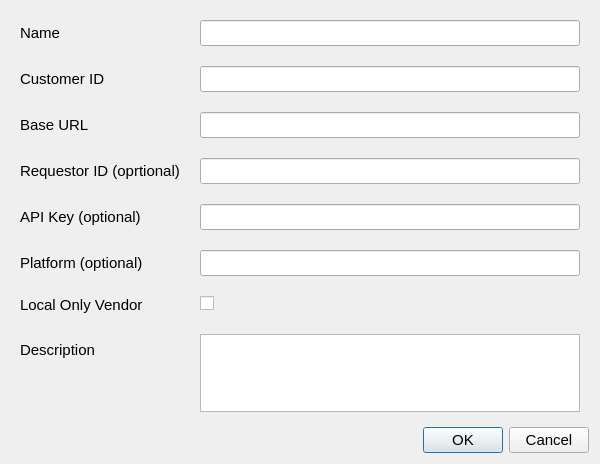
Old version of the form ui/AddVendorDialog.ui in the repository CS-4820-Library-Project/COUNTER-5-Report-Tool-2020-5.0.
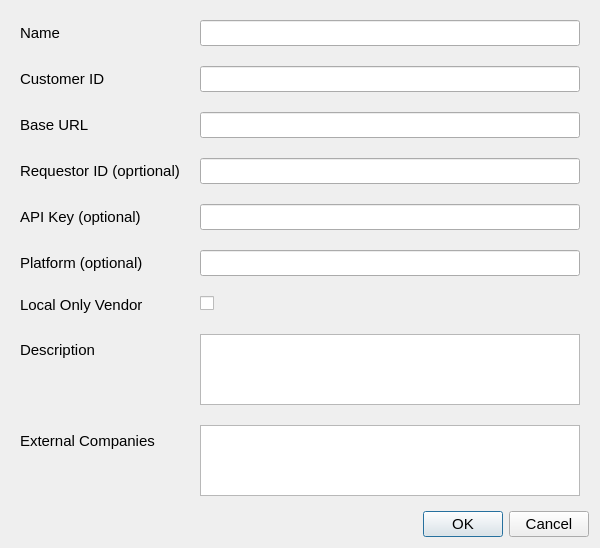
New version of the form.

Diff of the .ui file:
```diff
--- a/ui/AddVendorDialog.ui
+++ b/ui/AddVendorDialog.ui
@@ -7,7 +7,7 @@
     <x>0</x>
     <y>0</y>
     <width>600</width>
-    <height>464</height>
+    <height>548</height>
    </rect>
   </property>
   <property name="font">
@@ -112,6 +112,16 @@
         </property>
        </widget>
       </item>
+      <item row="8" column="1">
+       <widget class="QPlainTextEdit" name="companiesEdit"/>
+      </item>
+      <item row="8" column="0">
+       <widget class="QLabel" name="label_9">
+        <property name="text">
+         <string>External Companies</string>
+        </property>
+       </widget>
+      </item>
      </layout>
     </widget>
    </item>
```
